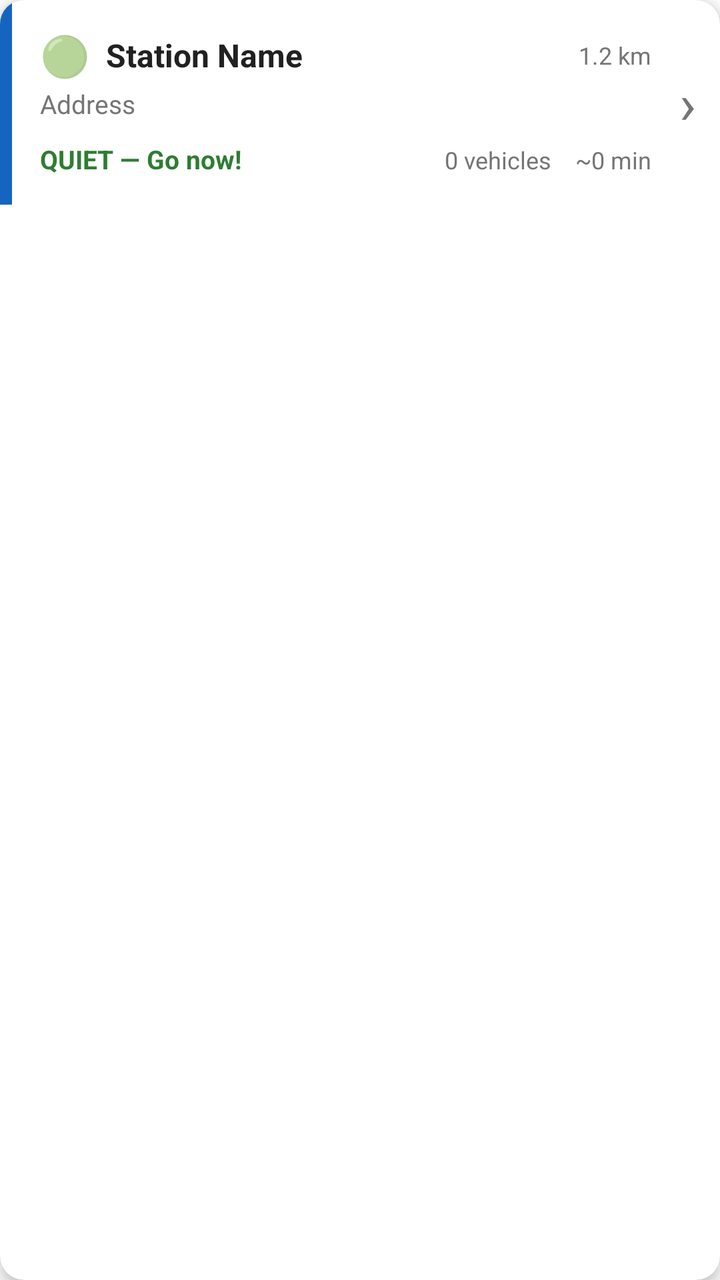
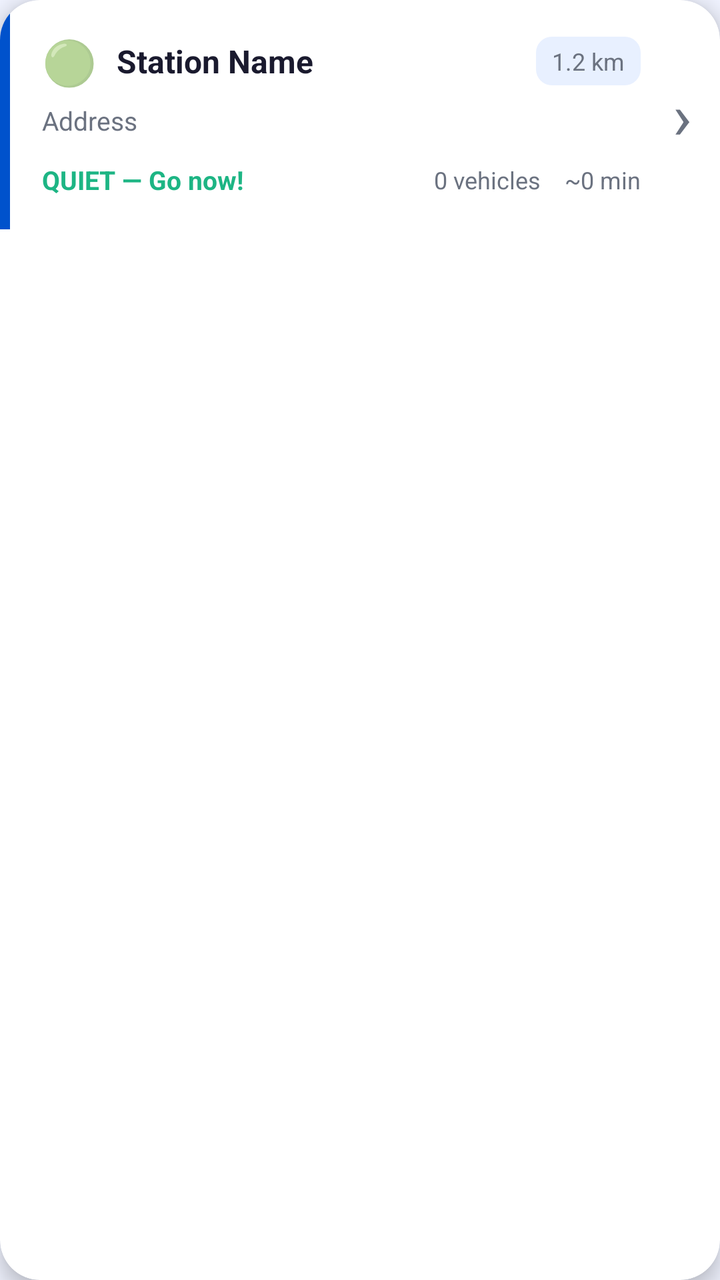

Before-and-after screenshots of an Android layout around one commit, followed by the original layout XML and the change that was made.
<!-- AndroidManifest.xml: application theme Theme.FuelQueue -->
<!-- res/layout/item_station.xml -->
<?xml version="1.0" encoding="utf-8"?>
<androidx.cardview.widget.CardView
    xmlns:android="http://schemas.android.com/apk/res/android"
    xmlns:app="http://schemas.android.com/apk/res-auto"
    android:layout_width="match_parent"
    android:layout_height="wrap_content"
    android:layout_marginHorizontal="12dp"
    android:layout_marginVertical="6dp"
    app:cardCornerRadius="12dp"
    app:cardElevation="4dp">

    <LinearLayout
        android:layout_width="match_parent"
        android:layout_height="wrap_content"
        android:orientation="horizontal">

        
        <View
            android:id="@+id/crowd_indicator"
            android:layout_width="6dp"
            android:layout_height="match_parent"
            android:background="@color/colorPrimary" />

        <LinearLayout
            android:layout_width="0dp"
            android:layout_height="wrap_content"
            android:layout_weight="1"
            android:orientation="vertical"
            android:padding="14dp">

            
            <LinearLayout
                android:layout_width="match_parent"
                android:layout_height="wrap_content"
                android:orientation="horizontal"
                android:gravity="center_vertical">

                <TextView
                    android:id="@+id/tv_crowd_emoji"
                    android:layout_width="wrap_content"
                    android:layout_height="wrap_content"
                    android:text="🟢"
                    android:textSize="20sp"
                    android:layout_marginEnd="8dp" />

                <TextView
                    android:id="@+id/tv_station_name"
                    android:layout_width="0dp"
                    android:layout_height="wrap_content"
                    android:layout_weight="1"
                    android:text="Station Name"
                    android:textColor="@color/text_primary"
                    android:textSize="16sp"
                    android:textStyle="bold" />

                <TextView
                    android:id="@+id/tv_distance"
                    android:layout_width="wrap_content"
                    android:layout_height="wrap_content"
                    android:text="1.2 km"
                    android:textColor="@color/text_secondary"
                    android:textSize="12sp" />
            </LinearLayout>

            <TextView
                android:id="@+id/tv_address"
                android:layout_width="match_parent"
                android:layout_height="wrap_content"
                android:layout_marginTop="2dp"
                android:text="Address"
                android:textColor="@color/text_secondary"
                android:textSize="13sp" />

            
            <LinearLayout
                android:layout_width="match_parent"
                android:layout_height="wrap_content"
                android:layout_marginTop="10dp"
                android:orientation="horizontal">

                <TextView
                    android:id="@+id/tv_crowd_level"
                    android:layout_width="0dp"
                    android:layout_height="wrap_content"
                    android:layout_weight="1"
                    android:text="QUIET — Go now!"
                    android:textColor="@color/crowd_low"
                    android:textSize="13sp"
                    android:textStyle="bold" />

                <TextView
                    android:id="@+id/tv_active_users"
                    android:layout_width="wrap_content"
                    android:layout_height="wrap_content"
                    android:text="0 vehicles"
                    android:textColor="@color/text_secondary"
                    android:textSize="12sp"
                    android:layout_marginEnd="12dp" />

                <TextView
                    android:id="@+id/tv_wait_time"
                    android:layout_width="wrap_content"
                    android:layout_height="wrap_content"
                    android:text="~0 min"
                    android:textColor="@color/text_secondary"
                    android:textSize="12sp" />
            </LinearLayout>
        </LinearLayout>

        
        <TextView
            android:layout_width="wrap_content"
            android:layout_height="wrap_content"
            android:layout_gravity="center_vertical"
            android:layout_marginEnd="12dp"
            android:text="›"
            android:textColor="@color/text_secondary"
            android:textSize="28sp" />

    </LinearLayout>
</androidx.cardview.widget.CardView>
<!-- resources referenced by this layout -->
<resources>
  <color name="colorPrimary">#1565C0</color>
  <color name="crowd_low">#2E7D32</color>
  <color name="text_primary">#212121</color>
  <color name="text_secondary">#757575</color>
  <style name="Theme.FuelQueue" parent="Theme.MaterialComponents.DayNight.DarkActionBar">
          <item name="colorPrimary">@color/colorPrimary</item>
          <item name="colorPrimaryVariant">@color/colorPrimaryDark</item>
          <item name="colorSecondary">@color/colorAccent</item>
          <item name="android:statusBarColor">@color/colorPrimaryDark</item>
          <item name="windowActionBar">false</item>
          <item name="windowNoTitle">true</item>
      </style>
  <color name="colorPrimaryDark">#0D47A1</color>
  <color name="colorAccent">#FF6F00</color>
</resources>

<!-- the commit's change to res/layout/item_station.xml (unified diff, before → after) -->
@@ -5,9 +5,10 @@
     android:layout_width="match_parent"
     android:layout_height="wrap_content"
     android:layout_marginHorizontal="12dp"
-    android:layout_marginVertical="6dp"
-    app:cardCornerRadius="12dp"
-    app:cardElevation="4dp">
+    android:layout_marginVertical="8dp"
+    app:cardCornerRadius="20dp"
+    app:cardElevation="6dp"
+    app:cardBackgroundColor="@color/surface">
 
     <LinearLayout
         android:layout_width="match_parent"
@@ -17,7 +18,7 @@
         
         <View
             android:id="@+id/crowd_indicator"
-            android:layout_width="6dp"
+            android:layout_width="5dp"
             android:layout_height="match_parent"
             android:background="@color/colorPrimary" />
 
@@ -26,7 +27,7 @@
             android:layout_height="wrap_content"
             android:layout_weight="1"
             android:orientation="vertical"
-            android:padding="14dp">
+            android:padding="16dp">
 
             
             <LinearLayout
@@ -40,8 +41,8 @@
                     android:layout_width="wrap_content"
                     android:layout_height="wrap_content"
                     android:text="🟢"
-                    android:textSize="20sp"
-                    android:layout_marginEnd="8dp" />
+                    android:textSize="22sp"
+                    android:layout_marginEnd="10dp" />
 
                 <TextView
                     android:id="@+id/tv_station_name"
@@ -59,14 +60,17 @@
                     android:layout_height="wrap_content"
                     android:text="1.2 km"
                     android:textColor="@color/text_secondary"
-                    android:textSize="12sp" />
+                    android:textSize="12sp"
+                    android:background="@drawable/distance_badge"
+                    android:paddingHorizontal="8dp"
+                    android:paddingVertical="4dp" />
             </LinearLayout>
 
             <TextView
                 android:id="@+id/tv_address"
                 android:layout_width="match_parent"
                 android:layout_height="wrap_content"
-                android:layout_marginTop="2dp"
+                android:layout_marginTop="6dp"
                 android:text="Address"
                 android:textColor="@color/text_secondary"
                 android:textSize="13sp" />
@@ -75,8 +79,9 @@
             <LinearLayout
                 android:layout_width="match_parent"
                 android:layout_height="wrap_content"
-                android:layout_marginTop="10dp"
-                android:orientation="horizontal">
+                android:layout_marginTop="12dp"
+                android:orientation="horizontal"
+                android:gravity="center_vertical">
 
                 <TextView
                     android:id="@+id/tv_crowd_level"
@@ -112,10 +117,10 @@
             android:layout_width="wrap_content"
             android:layout_height="wrap_content"
             android:layout_gravity="center_vertical"
-            android:layout_marginEnd="12dp"
+            android:layout_marginEnd="14dp"
             android:text="›"
             android:textColor="@color/text_secondary"
-            android:textSize="28sp" />
+            android:textSize="32sp" />
 
     </LinearLayout>
 </androidx.cardview.widget.CardView>
<!-- resource entries referenced after the edit -->
@@ -1,18 +1,51 @@
 <!-- resources referenced by this layout -->
 <resources>
-  <color name="colorPrimary">#1565C0</color>
-  <color name="crowd_low">#2E7D32</color>
-  <color name="text_primary">#212121</color>
-  <color name="text_secondary">#757575</color>
-  <style name="Theme.FuelQueue" parent="Theme.MaterialComponents.DayNight.DarkActionBar">
+  <color name="colorPrimary">#0052CC</color>
+  <color name="crowd_low">#1DB584</color>
+  <color name="surface">#FFFFFF</color>
+  <color name="text_primary">#1A1A2E</color>
+  <color name="text_secondary">#6B7280</color>
+  <!-- drawable distance_badge (drawable) -->
+  <?xml version="1.0" encoding="utf-8"?>
+  <shape xmlns:android="http://schemas.android.com/apk/res/android"
+      android:shape="rectangle">
+      <solid android:color="@color/colorPrimaryLight" />
+      <corners android:radius="8dp" />
+  </shape>
+  <style name="Theme.FuelQueue" parent="Theme.MaterialComponents.DayNight.NoActionBar">
           <item name="colorPrimary">@color/colorPrimary</item>
           <item name="colorPrimaryVariant">@color/colorPrimaryDark</item>
           <item name="colorSecondary">@color/colorAccent</item>
-          <item name="android:statusBarColor">@color/colorPrimaryDark</item>
+          <item name="colorTertiary">@color/colorTeal</item>
+          <item name="android:colorBackground">@color/background</item>
+          <item name="android:statusBarColor">@color/colorPrimary</item>
+          <item name="android:windowBackground">@color/background</item>
+          <item name="android:textColorPrimary">@color/text_primary</item>
+          <item name="android:textColorSecondary">@color/text_secondary</item>
           <item name="windowActionBar">false</item>
           <item name="windowNoTitle">true</item>
+          <item name="windowActionBarOverlay">false</item>
+          
+          <item name="shapeAppearanceSmallComponent">@style/ShapeAppearance.FuelQueue.SmallComponent</item>
+          <item name="shapeAppearanceMediumComponent">@style/ShapeAppearance.FuelQueue.MediumComponent</item>
+          <item name="shapeAppearanceLargeComponent">@style/ShapeAppearance.FuelQueue.LargeComponent</item>
       </style>
-  <color name="colorPrimaryDark">#0D47A1</color>
-  <color name="colorAccent">#FF6F00</color>
+  <color name="colorPrimaryLight">#E8F0FF</color>
+  <color name="colorPrimaryDark">#003A99</color>
+  <color name="colorAccent">#FF6B4A</color>
+  <color name="colorTeal">#1DB584</color>
+  <color name="background">#F0F3FF</color>
+  <style name="ShapeAppearance.FuelQueue.SmallComponent" parent="ShapeAppearance.MaterialComponents.SmallComponent">
+          <item name="cornerFamily">rounded</item>
+          <item name="cornerSize">8dp</item>
+      </style>
+  <style name="ShapeAppearance.FuelQueue.MediumComponent" parent="ShapeAppearance.MaterialComponents.MediumComponent">
+          <item name="cornerFamily">rounded</item>
+          <item name="cornerSize">12dp</item>
+      </style>
+  <style name="ShapeAppearance.FuelQueue.LargeComponent" parent="ShapeAppearance.MaterialComponents.LargeComponent">
+          <item name="cornerFamily">rounded</item>
+          <item name="cornerSize">28dp</item>
+      </style>
 </resources>
 
